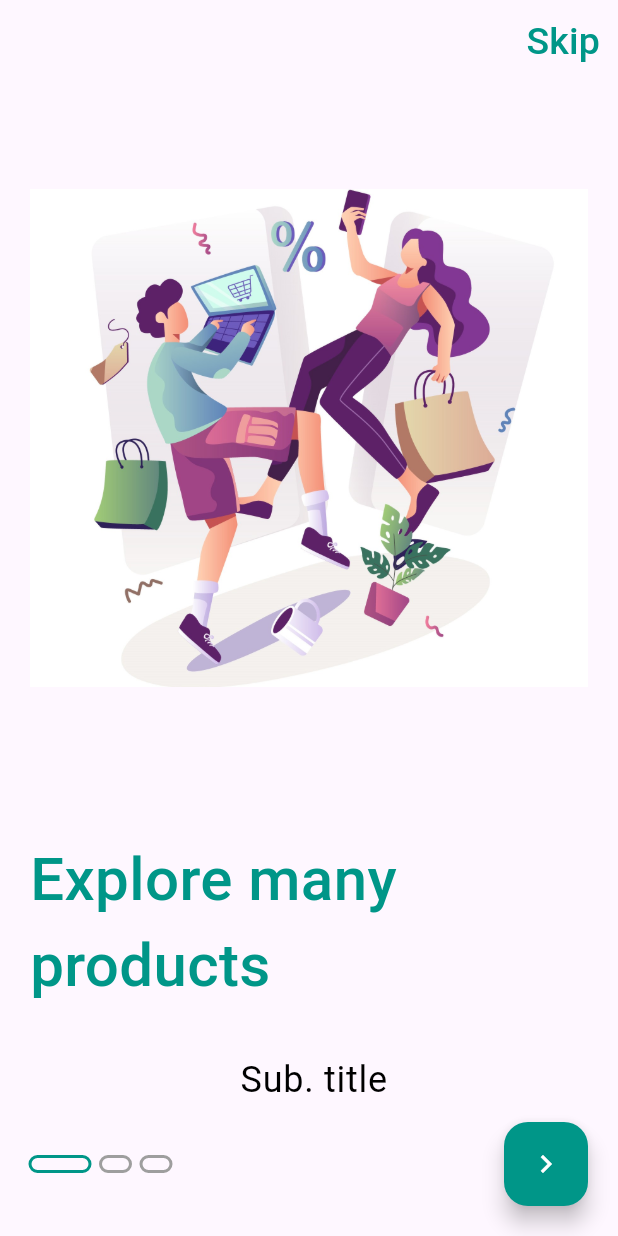
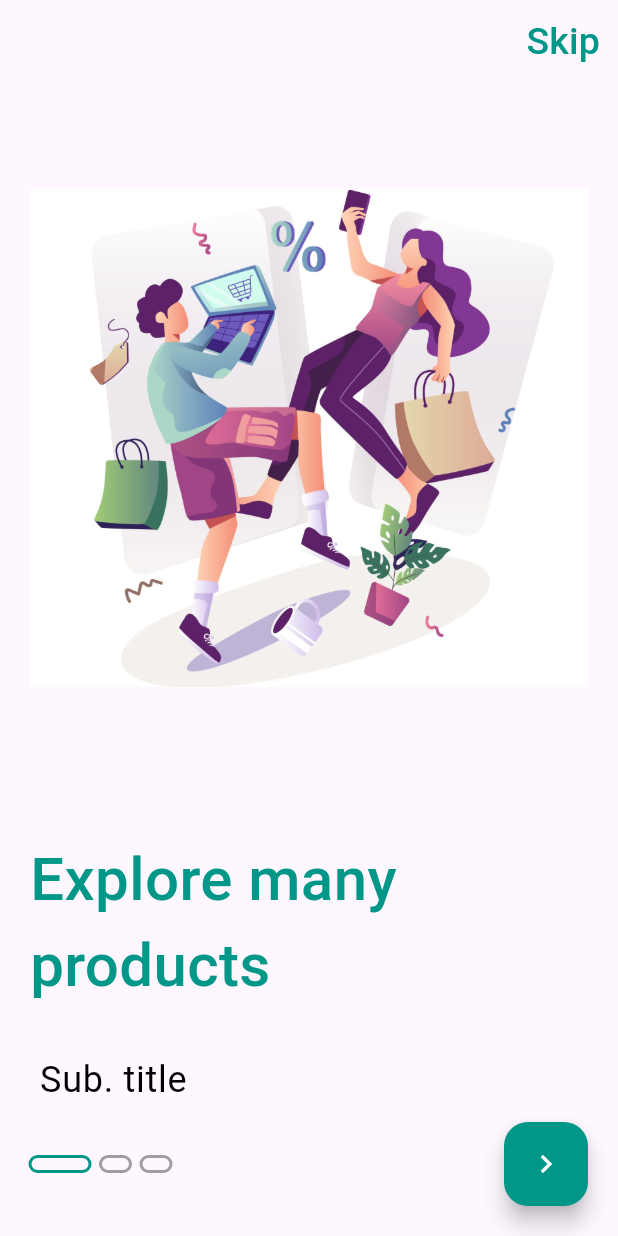
Before and after one commit to amgadelmarghny/store_app, a Flutter app: the screen it shows after launch, on a phone screen of 412 x 824 dp. Run offline on Flutter 3.47's test engine with Material 3 defaults, Android fonts, the phone set to English and light mode, and no system bars; drawn by our look-alikes of smooth_page_indicator; our stand-ins replace bloc, carousel_slider, conditional_builder_null_safety, dio, flutter_bloc, fluttertoast and 3 more; Roboto replaces fonts that are missing (Amiri).

Commit message:
create product item

```diff
--- a/lib/main.dart
+++ b/lib/main.dart
@@ -45,13 +45,12 @@ class StoreAp extends StatelessWidget {
           create: (context) =>
               AppCubit()..britnessChanged(fromCash: isSharedDark),
         ),
-        BlocProvider(
-          create: (context) => ShopCubit()..getHome(),
-        ),
       ],
       child: BlocBuilder<AppCubit, AppStates>(
         builder: (context, state) {
-          return MaterialApp(
+          return BlocProvider(
+            create: (context) => ShopCubit()..getHomeData(),
+            child: MaterialApp(
               debugShowCheckedModeBanner: false,
               routes: {
                 OnBoardingView.id: (conyext) => const OnBoardingView(),
@@ -66,6 +65,7 @@ class StoreAp extends StatelessWidget {
                   ? ThemeMode.dark
                   : ThemeMode.light,
               home: widget,
+            ),
           );
         },
       ),
--- a/lib/mdules/on_boarding/boarding_item.dart
+++ b/lib/mdules/on_boarding/boarding_item.dart
@@ -9,7 +9,7 @@ class BoardingBuilder extends StatelessWidget {
   @override
   Widget build(BuildContext context) {
     return Column(
-      crossAxisAlignment: CrossAxisAlignment.center,
+      crossAxisAlignment: CrossAxisAlignment.start,
       children: [
         Expanded(
           child: Image.asset(boardModel.image),
--- a/lib/models/shope_models/product_model.dart
+++ b/lib/models/shope_models/product_model.dart
@@ -1,4 +1,4 @@
-class ProductsModel {
+class ProductModel {
   final int id;
   final String name;
   final dynamic price;
@@ -10,7 +10,7 @@ class ProductsModel {
   final bool inFavorites;
   final bool inCart;
 
-  ProductsModel({
+  ProductModel({
     required this.images,
     required this.id,
     required this.name,
@@ -22,8 +22,8 @@ class ProductsModel {
     required this.inFavorites,
     required this.inCart,
   });
-  factory ProductsModel.fromJson(dynamic json) {
-    return ProductsModel(
+  factory ProductModel.fromJson(dynamic json) {
+    return ProductModel(
       images: json['images'],
       id: json['id'],
       name: json['name'],
--- a/lib/shared/network/remot/dio_helper.dart
+++ b/lib/shared/network/remot/dio_helper.dart
@@ -38,7 +38,10 @@ class DioHelper {
     Map<String, dynamic>? queryParameters,
   }) async {
     if (token != null) {
-      dio!.options.headers = {"Authorization": token};
+      dio!.options.headers = {
+        "Authorization": token,
+        "Content-Type": 'application/json',
+      };
     }
     return await dio!.post(
       url,
--- a/lib/shared/style/themes.dart
+++ b/lib/shared/style/themes.dart
@@ -4,6 +4,48 @@ import 'package:google_fonts/google_fonts.dart';
 import 'package:store_2/shared/style/colors.dart';
 
 abstract class ThemeStyle {
+  static ThemeData lightTheme() {
+    return ThemeData(
+      primarySwatch: defaultColor,
+      brightness: Brightness.light,
+      drawerTheme: DrawerThemeData(
+        backgroundColor: defaultColor[400],
+      ),
+      popupMenuTheme: PopupMenuThemeData(
+        position: PopupMenuPosition.under,
+        color: defaultColor[200],
+      ),
+      appBarTheme: const AppBarTheme(
+        centerTitle: true,
+        titleSpacing: 20,
+        iconTheme: IconThemeData(size: 30),
+        backgroundColor: defaultColor,
+        systemOverlayStyle: SystemUiOverlayStyle(
+          statusBarIconBrightness: Brightness.dark,
+          statusBarColor: defaultColor,
+        ),
+      ),
+      textTheme: const TextTheme(
+        bodyLarge: TextStyle(
+          fontSize: 19,
+          color: Colors.black,
+        ),
+        bodyMedium: TextStyle(
+          fontSize: 18,
+          color: defaultColor,
+          fontWeight: FontWeight.w600,
+        ),
+        bodySmall: TextStyle(fontSize: 15),
+        titleMedium: TextStyle(fontSize: 20),
+      ),
+      bottomNavigationBarTheme: const BottomNavigationBarThemeData(
+        selectedItemColor: Colors.teal,
+        elevation: 20,
+      ),
+      fontFamily: GoogleFonts.amiri().fontFamily,
+    );
+  }
+
   static ThemeData darkTheme() {
     return ThemeData(
       brightness: Brightness.dark,
@@ -43,44 +85,4 @@ abstract class ThemeStyle {
       fontFamily: GoogleFonts.amiri().fontFamily,
     );
   }
-
-  static ThemeData lightTheme() {
-    return ThemeData(
-      primarySwatch: defaultColor,
-      brightness: Brightness.light,
-      drawerTheme: DrawerThemeData(
-        backgroundColor: defaultColor[400],
-      ),
-      popupMenuTheme: PopupMenuThemeData(
-        position: PopupMenuPosition.under,
-        color: defaultColor[200],
-      ),
-      appBarTheme: const AppBarTheme(
-        centerTitle: true,
-        titleSpacing: 20,
-        iconTheme: IconThemeData(size: 30),
-        backgroundColor: defaultColor,
-        systemOverlayStyle: SystemUiOverlayStyle(
-          statusBarIconBrightness: Brightness.dark,
-          statusBarColor: defaultColor,
-        ),
-      ),
-      textTheme: const TextTheme(
-        bodyLarge: TextStyle(
-          fontSize: 19,
-          color: Colors.black,
-        ),
-        bodyMedium: TextStyle(
-          fontSize: 18,
-          color: defaultColor,
-          fontWeight: FontWeight.w600,
-        ),
-      ),
-      bottomNavigationBarTheme: const BottomNavigationBarThemeData(
-        selectedItemColor: Colors.teal,
-        elevation: 20,
-      ),
-      fontFamily: GoogleFonts.amiri().fontFamily,
-    );
-  }
 }
```
Also changed, not shown: lib/mdules/home/home_body.dart (+16 -20 lines), lib/mdules/home/product_item.dart (added, +96 -0 lines), lib/mdules/home/products_and_banners_view.dart (added, +41 -0 lines), lib/models/shope_models/home_model.dart (+4 -4 lines), lib/shared/bloc/shop_cubit/shop_cubit.dart (+6 -5 lines). Lines whose indentation alone changed are shown as unchanged.
